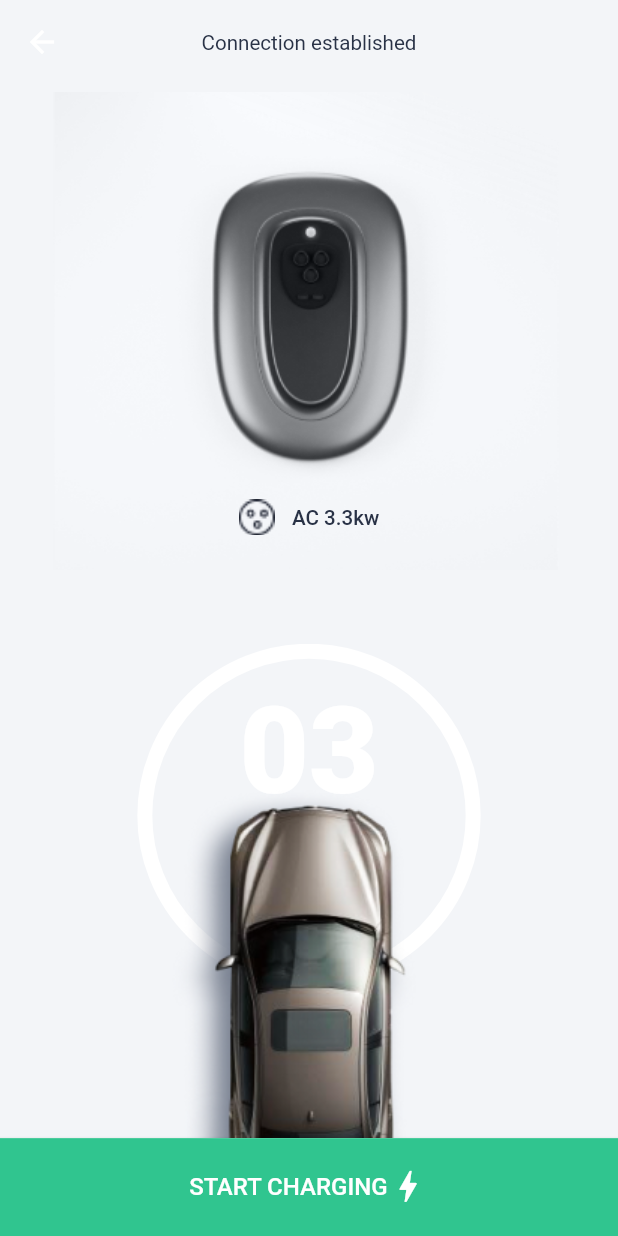
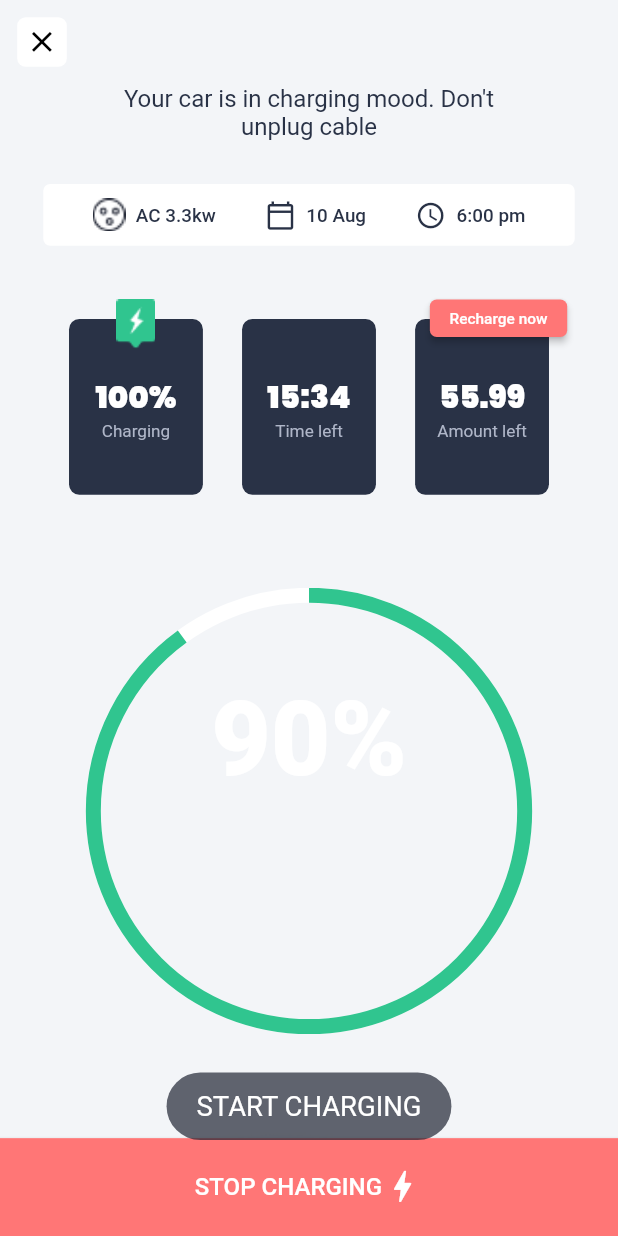
Before and after one commit to farrux025/smart_car_app, a Flutter app: the StartChargingScreen screen opened by its route, after a tap on "START CHARGING", on a phone screen of 412 x 824 dp. Run offline on Flutter 3.47's test engine with Material 2 defaults, Android fonts, the light colour scheme and no system bars; drawn by our look-alikes of percent_indicator; our stand-ins replace basic_utils, bloc, carousel_slider, dio, equatable, flutter_bloc and 10 more; missing offline and left inert: app_settings, custom_timer, fancy_password_field, map_launcher, overscroll_pop, popup_banner and 1 more; accounts and stored records are empty; statements that could not run were skipped.

Commit message:
create charging_details_screen.dart

```diff
--- a/lib/constants/routes.dart
+++ b/lib/constants/routes.dart
@@ -3,6 +3,7 @@ import 'package:smart_car_app/views/auth/login_screen.dart';
 import 'package:smart_car_app/views/auth/otp_screen.dart';
 import 'package:smart_car_app/views/auth/otp_waiting_screem.dart';
 import 'package:smart_car_app/views/auth/register_screen.dart';
+import 'package:smart_car_app/views/charging/charging_details_screen.dart';
 import 'package:smart_car_app/views/charging/start_chaging_screen.dart';
 import 'package:smart_car_app/views/home/home.dart';
 import 'package:smart_car_app/views/onboarding/onboarding_screen.dart';
@@ -31,6 +32,7 @@ class Routes {
   // charging
 
   static const startCharging = "/start-charging";
+  static const chargingDetails = "/charging-details";
 
   static Map<String, WidgetBuilder> routesMap() {
     return {
@@ -53,6 +55,7 @@ class Routes {
 
       // charging
       Routes.startCharging: (context) => const StartChargingScreen(),
+      Routes.chargingDetails: (context) => const ChargingDetailsScreen(),
     };
   }
 }
--- a/lib/main.dart
+++ b/lib/main.dart
@@ -54,8 +54,8 @@ class MyApp extends StatelessWidget {
         theme: ThemeData(primarySwatch: Colors.blue),
         routes: Routes.routesMap(),
         initialRoute: username == null || username == ''
-            ? Routes.startCharging
-            : Routes.home,
+            ? Routes.register
+            : Routes.startCharging,
       ),
     );
   }
--- /dev/null
+++ b/lib/views/charging/charging_details_screen.dart
@@ -0,0 +1,238 @@
+import 'package:flutter/material.dart';
+import 'package:flutter_screenutil/flutter_screenutil.dart';
+import 'package:percent_indicator/circular_percent_indicator.dart';
+import 'package:smart_car_app/components/app_text.dart';
+import 'package:smart_car_app/constants/color.dart';
+import 'package:smart_car_app/constants/images.dart';
+import 'package:smart_car_app/main.dart';
+
+import '../../components/app_components.dart';
+
+class ChargingDetailsScreen extends StatefulWidget {
+  const ChargingDetailsScreen({super.key});
+
+  @override
+  State<ChargingDetailsScreen> createState() => _ChargingDetailsScreenState();
+}
+
+class _ChargingDetailsScreenState extends State<ChargingDetailsScreen> {
+  double width = ScreenUtil().screenWidth;
+  double _bottomPositioned = -300.h;
+
+  @override
+  void initState() {
+    super.initState();
+    Future.delayed(const Duration(seconds: 1), () {
+      setState(() => _bottomPositioned = -width * 0.3);
+    });
+  }
+
+  @override
+  Widget build(BuildContext context) {
+    return Scaffold(
+      backgroundColor: AppColor.backgroundColorLight,
+      appBar: AppBar(
+        elevation: 0,
+        backgroundColor: Colors.transparent,
+        leading: Container(
+          margin: EdgeInsets.all(10.sp),
+          decoration: BoxDecoration(
+              color: Colors.white, borderRadius: BorderRadius.circular(5.r)),
+          child: IconButton(
+              onPressed: () => MyApp.navigatorKey.currentState?.pop(),
+              padding: const EdgeInsets.all(0),
+              color: Colors.white,
+              icon: Icon(Icons.close, color: Colors.black, size: 20.sp)),
+        ),
+      ),
+      body: SingleChildScrollView(
+        child: Container(
+          padding:
+              EdgeInsets.symmetric(horizontal: ScreenUtil().screenWidth * 0.07),
+          child: Column(
+            crossAxisAlignment: CrossAxisAlignment.center,
+            children: [
+              Padding(
+                padding: EdgeInsets.symmetric(horizontal: 32.w),
+                child: AppText(
+                  "Your car is in charging mood. Don't unplug cable",
+                  size: 14.sp,
+                  textColor: AppColor.textSecondary,
+                  fontWeight: FontWeight.w400,
+                  maxLines: 2,
+                  textAlign: TextAlign.center,
+                ),
+              ),
+              SizedBox(height: 24.h),
+              Container(
+                padding: EdgeInsets.symmetric(vertical: 8.h),
+                decoration: BoxDecoration(
+                    color: AppColor.white,
+                    borderRadius: BorderRadius.circular(4.r)),
+                child: Row(
+                  crossAxisAlignment: CrossAxisAlignment.center,
+                  mainAxisAlignment: MainAxisAlignment.spaceEvenly,
+                  children: [
+                    _commonMaterials(isImage: true, info: 'AC 3.3kw'),
+                    _commonMaterials(
+                        isImage: false,
+                        icon: Icons.calendar_today_outlined,
+                        info: '10 Aug'),
+                    _commonMaterials(
+                        isImage: false,
+                        icon: Icons.access_time,
+                        info: '6:00 pm'),
+                  ],
+                ),
+              ),
+              SizedBox(height: 30.h),
+              Row(
+                mainAxisAlignment: MainAxisAlignment.center,
+                children: [
+                  _chargingMainInfo(
+                      mainInfo: '100%',
+                      info: 'Charging',
+                      topWidget: Image.asset(
+                        AppImages.stationPointer,
+                        fit: BoxFit.cover,
+                      )),
+                  _chargingMainInfo(
+                    mainInfo: '15:34',
+                    info: 'Time left',
+                  ),
+                  _chargingMainInfo(
+                      mainInfo: '55.99',
+                      info: 'Amount left',
+                      leftPositioned: 20.w,
+                      topWidget: SizedBox(
+                        width: 80.w,
+                        height: 21.h,
+                        child: MaterialButton(
+                          onPressed: () {},
+                          padding: const EdgeInsets.symmetric(horizontal: 0),
+                          color: AppColor.errorColor,
+                          shape: RoundedRectangleBorder(
+                              borderRadius: BorderRadius.circular(4.r)),
+                          child: AppText("Recharge now",
+                              size: 9.sp, textColor: AppColor.white),
+                        ),
+                      )),
+                ],
+              ),
+              SizedBox(height: 40.h),
+              Container(
+                padding: EdgeInsets.only(top: 1.h),
+                height: ScreenUtil().screenHeight * 0.5,
+                width: ScreenUtil().screenWidth,
+                child: Stack(
+                  alignment: Alignment.topCenter,
+                  children: [
+                    CircularPercentIndicator(
+                      radius: 130.r,
+                      percent: 0.9,
+                      lineWidth: 10,
+                      backgroundColor: Colors.white,
+                      progressColor: AppColor.stationIndicatorColor,
+                      center: Padding(
+                        padding: EdgeInsets.only(bottom: 80.h),
+                        child: AppText("90%",
+                            size: 60.sp,
+                            textColor: AppColor.white,
+                            fontWeight: FontWeight.w800),
+                      ),
+                    ),
+                    AnimatedPositioned(
+                      duration: const Duration(seconds: 2),
+                      bottom: _bottomPositioned,
+                      left: ScreenUtil().screenWidth * 0.13,
+                      child: Image.asset(
+                        AppImages.carImage,
+                        fit: BoxFit.cover,
+                        width: ScreenUtil().screenWidth * 0.5,
+                      ),
+                    )
+                  ],
+                ),
+              )
+            ],
+          ),
+        ),
+      ),
+      bottomNavigationBar: MaterialButton(
+        onPressed: () {
+          toast(message: "STOP CHARGING");
+        },
+        color: AppColor.errorColor,
+        height: 57.sp,
+        shape: const RoundedRectangleBorder(borderRadius: BorderRadius.zero),
+        minWidth: ScreenUtil().screenWidth,
+        child: Row(
+          mainAxisAlignment: MainAxisAlignment.center,
+          children: [
+            AppText("STOP CHARGING",
+                size: 14.sp,
+                textColor: AppColor.white,
+                fontWeight: FontWeight.w500),
+            Icon(Icons.bolt, size: 24.sp, color: AppColor.white)
+          ],
+        ),
+      ),
+    );
+  }
+
+  _commonMaterials(
+      {IconData? icon, required bool isImage, required String info}) {
+    return Row(children: [
+      isImage
+          ? Image.asset(AppImages.switchIcon,
+              fit: BoxFit.cover, height: 22, width: 22)
+          : Icon(icon, size: 18.sp, color: AppColor.textSecondary),
+      SizedBox(width: 6.w),
+      AppText(info,
+          textColor: AppColor.textSecondary,
+          size: 11.sp,
+          fontWeight: FontWeight.w500)
+    ]);
+  }
+
+  _chargingMainInfo(
+      {required String mainInfo,
+      required String info,
+      Widget? topWidget,
+      double? leftPositioned}) {
+    return SizedBox(
+      height: 120.h,
+      width: ScreenUtil().screenWidth * 0.28,
+      child: Stack(
+        alignment: Alignment.center,
+        children: [
+          Container(
+            height: 98.h,
+            width: 78.w,
+            decoration: BoxDecoration(
+                color: AppColor.textSecondary,
+                borderRadius: BorderRadius.circular(6.r)),
+            child: Column(
+              mainAxisAlignment: MainAxisAlignment.center,
+              crossAxisAlignment: CrossAxisAlignment.center,
+              children: [
+                AppText(mainInfo,
+                    size: 18.sp,
+                    fontFamily: 'Poppins Black',
+                    textColor: AppColor.white,
+                    fontWeight: FontWeight.w700),
+                AppText(info,
+                    size: 10.sp,
+                    textColor: AppColor.unselectedIndicatorColor,
+                    fontWeight: FontWeight.w400)
+              ],
+            ),
+          ),
+          topWidget != null
+              ? Positioned(top: 0, left: leftPositioned, child: topWidget)
+              : const SizedBox()
+        ],
+      ),
+    );
+  }
+}
--- a/lib/views/charging/start_chaging_screen.dart
+++ b/lib/views/charging/start_chaging_screen.dart
@@ -1,9 +1,12 @@
 import 'package:flutter/material.dart';
 import 'package:flutter_screenutil/flutter_screenutil.dart';
 import 'package:percent_indicator/circular_percent_indicator.dart';
+import 'package:smart_car_app/components/app_components.dart';
 import 'package:smart_car_app/components/app_text.dart';
 import 'package:smart_car_app/constants/color.dart';
 import 'package:smart_car_app/constants/images.dart';
+import 'package:smart_car_app/constants/routes.dart';
+import 'package:smart_car_app/main.dart';
 
 class StartChargingScreen extends StatefulWidget {
   const StartChargingScreen({super.key});
@@ -13,10 +16,21 @@ class StartChargingScreen extends StatefulWidget {
 }
 
 class _StartChargingScreenState extends State<StartChargingScreen> {
+  double _bottomPositioned = -240.h;
+  double width = ScreenUtil().screenWidth;
+
+  @override
+  void initState() {
+    super.initState();
+    Future.delayed(const Duration(seconds: 1), () {
+      setState(() => _bottomPositioned = -width * 0.2);
+    });
+  }
+
   @override
   Widget build(BuildContext context) {
     return Scaffold(
-      backgroundColor: AppColor.backgroundColor,
+      backgroundColor: AppColor.backgroundColorLight,
       appBar: AppBar(
           elevation: 0,
           backgroundColor: Colors.transparent,
@@ -25,10 +39,12 @@ class _StartChargingScreenState extends State<StartChargingScreen> {
               textColor: AppColor.textSecondary,
               fontWeight: FontWeight.w400),
           centerTitle: true),
-      body: Column(
+      body: SingleChildScrollView(
+        child: Column(
           mainAxisAlignment: MainAxisAlignment.spaceBetween,
           children: [
             SizedBox(
+              // color: AppColor.backgroundColorDark,
               height: ScreenUtil().screenHeight * 0.4,
               child: Stack(
                 children: [
@@ -43,9 +59,23 @@ class _StartChargingScreenState extends State<StartChargingScreen> {
                       ),
                     ),
                   ),
+                  // Positioned(
+                  //     bottom: 1.w,
+                  //     width: ScreenUtil().screenWidth * 0.505,
+                  //     child: Container(
+                  //       width: 1.w,
+                  //       height: 70.h,
+                  //       decoration: BoxDecoration(
+                  //           color: Colors.transparent,
+                  //           border: Border(
+                  //               right: BorderSide(
+                  //                   color: AppColor.stationIndicatorColor,
+                  //                   width: 3.w,
+                  //                   style: BorderStyle.solid))),
+                  //     )),
                   Positioned(
                       width: ScreenUtil().screenWidth,
-                    bottom: 24.h,
+                      bottom: 32.h,
                       child: Row(
                         mainAxisAlignment: MainAxisAlignment.center,
                         children: [
@@ -57,12 +87,27 @@ class _StartChargingScreenState extends State<StartChargingScreen> {
                               textColor: AppColor.textSecondary,
                               fontWeight: FontWeight.w500)
                         ],
-                    ))
+                      )),
+                  Positioned(
+                    bottom: 1.w,
+                    width: ScreenUtil().screenWidth,
+                    child: Center(
+                        child: Container(
+                      height: 30,
+                      width: 30,
+                      decoration: BoxDecoration(
+                          color: AppColor.stationIndicatorColor,
+                          borderRadius: BorderRadius.circular(40.r)),
+                      child:
+                          Icon(Icons.check, color: Colors.white, size: 18.sp),
+                    )),
+                  )
                 ],
               ),
             ),
-          SizedBox(
-            height: ScreenUtil().screenHeight * 0.4,
+            Container(
+              padding: EdgeInsets.only(top: 20.h),
+              height: ScreenUtil().screenHeight * 0.45,
               child: Stack(
                 alignment: Alignment.topCenter,
                 children: [
@@ -80,22 +125,25 @@ class _StartChargingScreenState extends State<StartChargingScreen> {
                           fontWeight: FontWeight.w900),
                     ),
                   ),
-                Positioned(
-                    bottom: -90,
+                  AnimatedPositioned(
+                    duration: const Duration(seconds: 2),
+                    bottom: _bottomPositioned,
                     left: 20,
-                    child: AnimatedScale(
-                        duration: const Duration(seconds: 5),
-                        scale: 1,
                     child: Image.asset(
                       AppImages.carImage,
-                        )))
+                    ),
+                  )
                 ],
               ),
             )
           ],
         ),
+      ),
       bottomNavigationBar: MaterialButton(
-        onPressed: () {},
+        onPressed: () {
+          toast(message: "START CHARGING");
+          MyApp.navigatorKey.currentState?.pushNamed(Routes.chargingDetails);
+        },
         color: AppColor.stationIndicatorColor,
         height: 57.sp,
         shape: const RoundedRectangleBorder(borderRadius: BorderRadius.zero),
@@ -113,4 +161,12 @@ class _StartChargingScreenState extends State<StartChargingScreen> {
       ),
     );
   }
+
+  Widget _line() {
+    for (int i = 0; i < 10; i++) {
+      return Container(
+          width: 1.w, height: 3.h, color: AppColor.stationIndicatorColor);
     }
+    return const SizedBox();
+  }
+}
```
Lines whose indentation alone changed are shown as unchanged.
